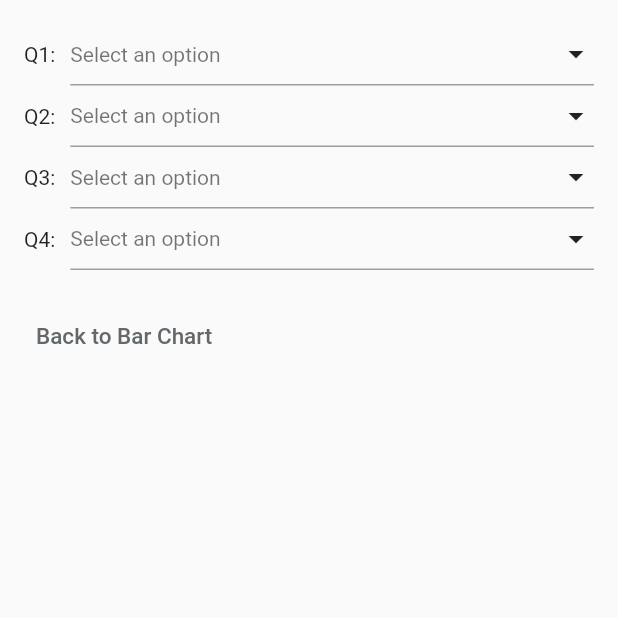
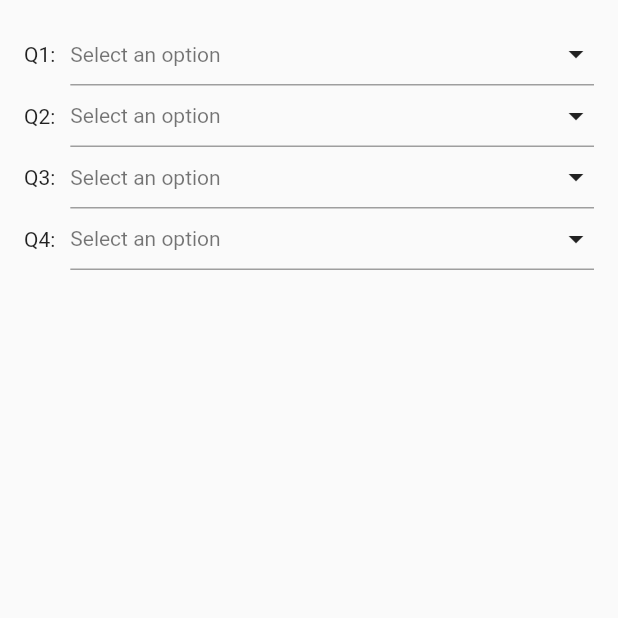
Before and after one commit to bellezhang119/cobit_dss_app, a Flutter app: the LoadTab screen opened directly with empty values, on a phone screen of 412 x 824 dp, the top half of it. Run offline on Flutter 3.47's test engine with Material 2 defaults, Android fonts, the phone set to English and light mode, and no system bars; our stand-ins replace charts_flutter, cloud_firestore, firebase_core, fl_chart; missing offline and left inert: charts_common; accounts and stored records are empty.

Commit message:
Revert "Update load_tab.dart"
This reverts commit 09b8217a8c1231c286cdd87124b86cbdbab4f09d.

```diff
--- a/lib/tabs/load_tab.dart
+++ b/lib/tabs/load_tab.dart
@@ -70,19 +70,6 @@ class _LoadTabState extends State<LoadTab>
                   buildDropDown('Q2:', q2Value, documentIds),
                   buildDropDown('Q3:', q3Value, documentIds),
                   buildDropDown('Q4:', q4Value, documentIds),
-                  SizedBox(height: 20),
-                  TextButton(
-                    onPressed: () {
-                      // TODO: Navigate to the Bar Chart
-                    },
-                    child: Text(
-                      'Back to Bar Chart',
-                      style: TextStyle(
-                        fontSize: 15,
-                        color: const Color.fromARGB(255, 99, 104, 108),
-                      ),
-                    ),
-                  ),
                 ],
               );
             },
@@ -127,7 +114,8 @@ class _LoadTabState extends State<LoadTab>
                 return PopupMenuItem<String>(
                   value: value,
                   child: Container(
-                    width: MediaQuery.of(context).size.width - 80,
+                    width:
+                        MediaQuery.of(context).size.width - 80, // 根据您的Row布局进行调整
                     child: Text(value),
                   ),
                 );
```
